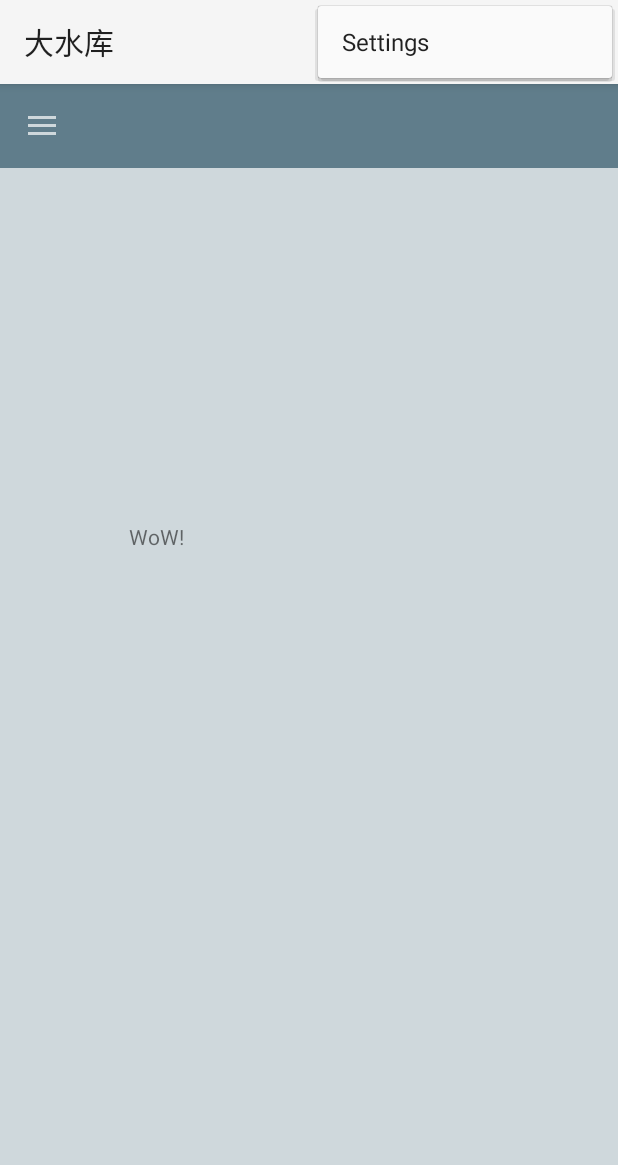
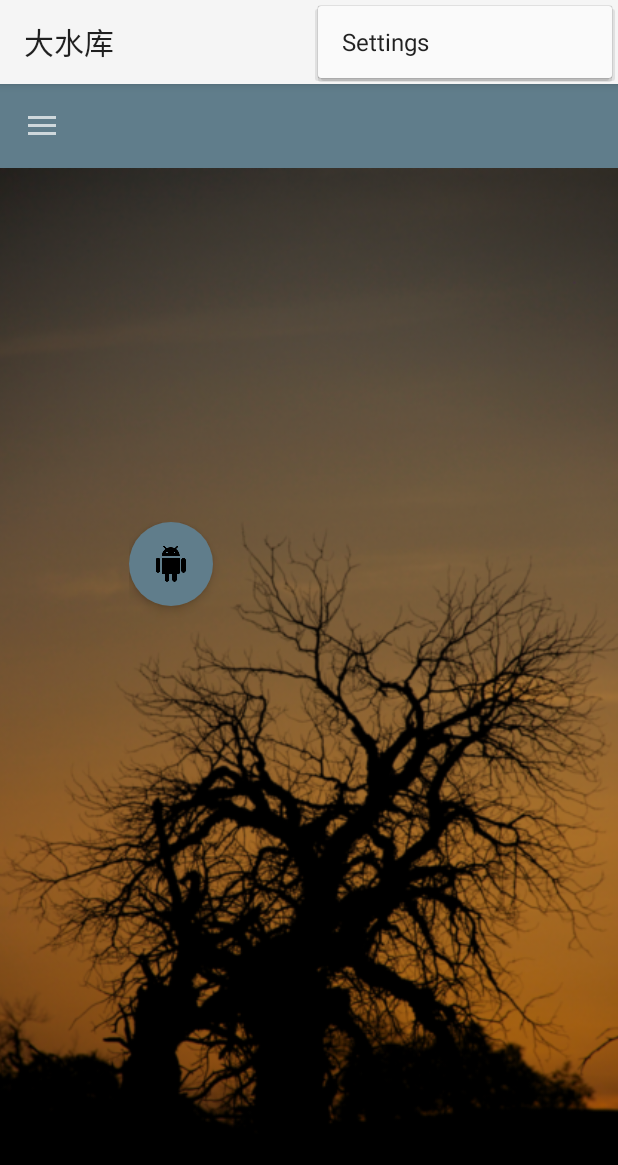
Before and after one commit to wangenyong/weytest, an Android app: the fragment CircleMenuFragment placed in its activity, with the options menu open, on a phone screen of 412 x 824 dp. Shown: the top 1165 px of the screen. Run offline under Robolectric (Android 15) with nearby library versions, the phone set to English and light mode, and no system bars; our stand-ins replace ButterKnife; libraries missing offline, so code that uses them is left out: com.wangenyong.mylibrary; plain views replace CircleButtonLayout, CircleMenuLayout; Roboto replaces fonts that are not available here; 3 statements that could not run were skipped.

Commit message:
设置环形菜单背景图片。

```diff
--- a/app/src/main/res/layout/fragment_circle_menu.xml
+++ b/app/src/main/res/layout/fragment_circle_menu.xml
@@ -5,6 +5,13 @@
     xmlns:app="http://schemas.android.com/apk/res-auto"
     android:background="@color/light_primary_color"
     tools:context="com.wangenyong.weytest.fragments.CircleMenuFragment">
+
+    <ImageView
+        android:layout_width="match_parent"
+        android:layout_height="match_parent"
+        android:scaleType="centerCrop"
+        android:adjustViewBounds="true"
+        android:src="@drawable/img_tree"/>
 
     <!--
     <com.wangenyong.mylibrary.views.CircleMenuLayout
@@ -38,12 +45,17 @@
         android:layout_centerHorizontal="true"
         android:layout_centerInParent="true">
 
-        <TextView
+        <android.support.design.widget.FloatingActionButton
             android:id="@id/id_circle_button_item_center"
+            android:layout_height="wrap_content"
             android:layout_width="wrap_content"
-            android:layout_height="wrap_content"
-            android:gravity="center"
-            android:text="WoW!"/>
+            android:src="@drawable/ic_action_android"
+            app:backgroundTint="@color/primary_color"
+            app:fabSize="normal"
+            app:elevation="4dp"
+            app:borderWidth="0dp"
+            android:clickable="true"/>
+
     </com.wangenyong.mylibrary.views.CircleButtonLayout>
 
 </RelativeLayout>
```
Also changed, not shown: app/src/main/res/drawable-hdpi/img_guilunmei.png (added), app/src/main/res/drawable-hdpi/img_tree.png (added), app/src/main/res/drawable-ldpi/img_guilunmei.png (added), app/src/main/res/drawable-ldpi/img_tree.png (added), app/src/main/res/drawable-mdpi/img_guilunmei.png (added), app/src/main/res/drawable-mdpi/img_tree.png (added), app/src/main/res/drawable-xhdpi/img_guilunmei.png (added), app/src/main/res/drawable-xhdpi/img_tree.png (added), app/src/main/res/drawable-xxhdpi/img_guilunmei.png (added), app/src/main/res/drawable-xxxhdpi/img_guilunmei.png (added), 2 other files.
